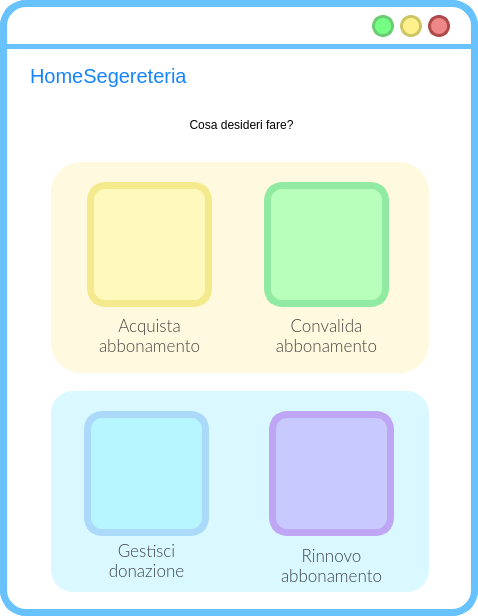
MrPio/MuseoOmero, file frontend/ui/HomeSegreteria.ui: the form before one commit.
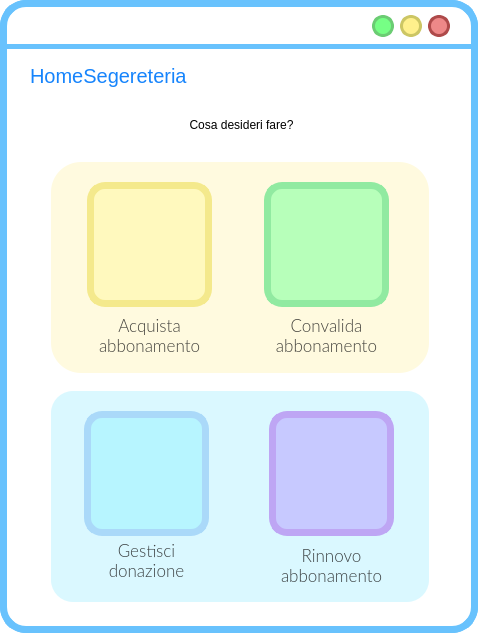
The form after the commit. Icons and pictures are not drawn.

What changed in the file:
```diff
--- a/frontend/ui/HomeSegreteria.ui
+++ b/frontend/ui/HomeSegreteria.ui
@@ -7,7 +7,7 @@
     <x>0</x>
     <y>0</y>
     <width>478</width>
-    <height>616</height>
+    <height>633</height>
    </rect>
   </property>
   <property name="windowTitle">
@@ -365,7 +365,7 @@
       <x>51</x>
       <y>391</y>
       <width>378</width>
-      <height>201</height>
+      <height>211</height>
      </rect>
     </property>
     <property name="styleSheet">
```
Left out of the diff: 3 changed lines with no effect on the pictures.
